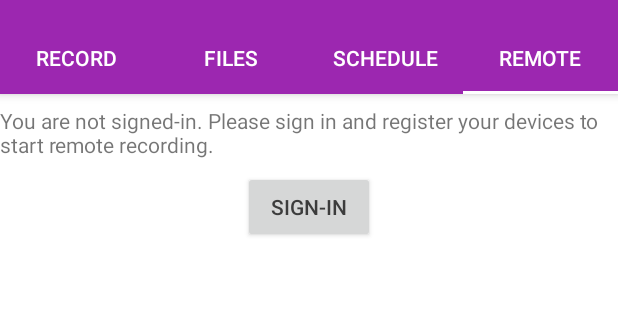
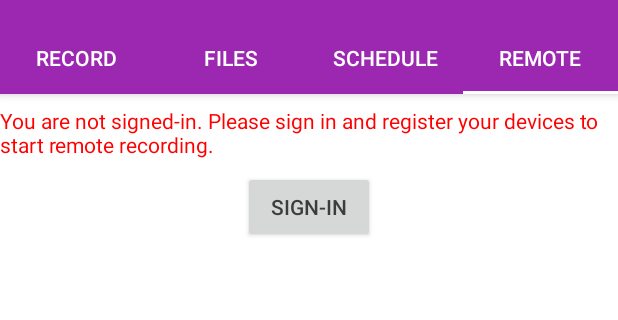
Before and after one commit to jamiejackherer/ScheduledRecorder, an Android app: the screen it shows after launch (MainActivity), tab 4 chosen, on a phone screen of 412 x 824 dp, the part 62-382 px from its top. Run offline under Robolectric (Android 15) with nearby library versions, the phone set to English and light mode, and no system bars; our stand-ins replace Dagger/Hilt's generated code, Room's generated code, data binding; 3 statements that could not run were skipped.

Commit message:
(squash) add login to RemoteFragment

```diff
--- a/app/src/main/res/layout/fragment_remote.xml
+++ b/app/src/main/res/layout/fragment_remote.xml
@@ -17,7 +17,6 @@
         android:layout_height="match_parent"
         tools:ignore="UnusedAttribute">
 
-
         <TextView
             android:id="@+id/textView16"
             android:layout_width="wrap_content"
@@ -27,10 +26,11 @@
             android:layout_marginTop="@dimen/default_vertical_margin"
             android:text="@string/remote_no_signin"
             android:textAlignment="center"
+            android:textColor="@color/red"
+            android:visibility="@{viewModel.userConnectedObs ? View.GONE : View.VISIBLE}"
             app:layout_constraintEnd_toEndOf="parent"
             app:layout_constraintStart_toStartOf="parent"
-            app:layout_constraintTop_toTopOf="parent"
-            android:visibility="@{viewModel.userConnected ? View.GONE : View.VISIBLE}" />
+            app:layout_constraintTop_toTopOf="parent" />
 
         <Button
             android:id="@+id/button2"
@@ -41,7 +41,20 @@
             app:layout_constraintEnd_toEndOf="parent"
             app:layout_constraintStart_toStartOf="parent"
             app:layout_constraintTop_toBottomOf="@+id/textView16"
-            android:visibility="@{viewModel.userConnected ? View.GONE : View.VISIBLE}" />
+            android:visibility="@{viewModel.userConnectedObs ? View.GONE : View.VISIBLE}"
+            android:onClick="@{() -> viewModel.doLogin()}" />
+
+        <TextView
+            android:id="@+id/textView17"
+            android:layout_width="wrap_content"
+            android:layout_height="wrap_content"
+            android:layout_marginBottom="@dimen/default_vertical_margin"
+            tools:text="iClaude logged-in"
+            app:layout_constraintBottom_toBottomOf="parent"
+            app:layout_constraintEnd_toEndOf="parent"
+            app:layout_constraintStart_toStartOf="parent"
+            android:visibility="@{viewModel.userConnectedObs ? View.VISIBLE : View.GONE}"
+            android:text="@{viewModel.firebaseUserObs.get()}" />
 
     </android.support.constraint.ConstraintLayout>
 
```
Also changed, not shown: app/src/main/java/com/iclaude/scheduledrecorder/ui/fragments/remote/RemoteFragment.kt (+53 -2 lines), app/src/main/java/com/iclaude/scheduledrecorder/ui/fragments/remote/RemoteViewModel.kt (+10 -3 lines).
